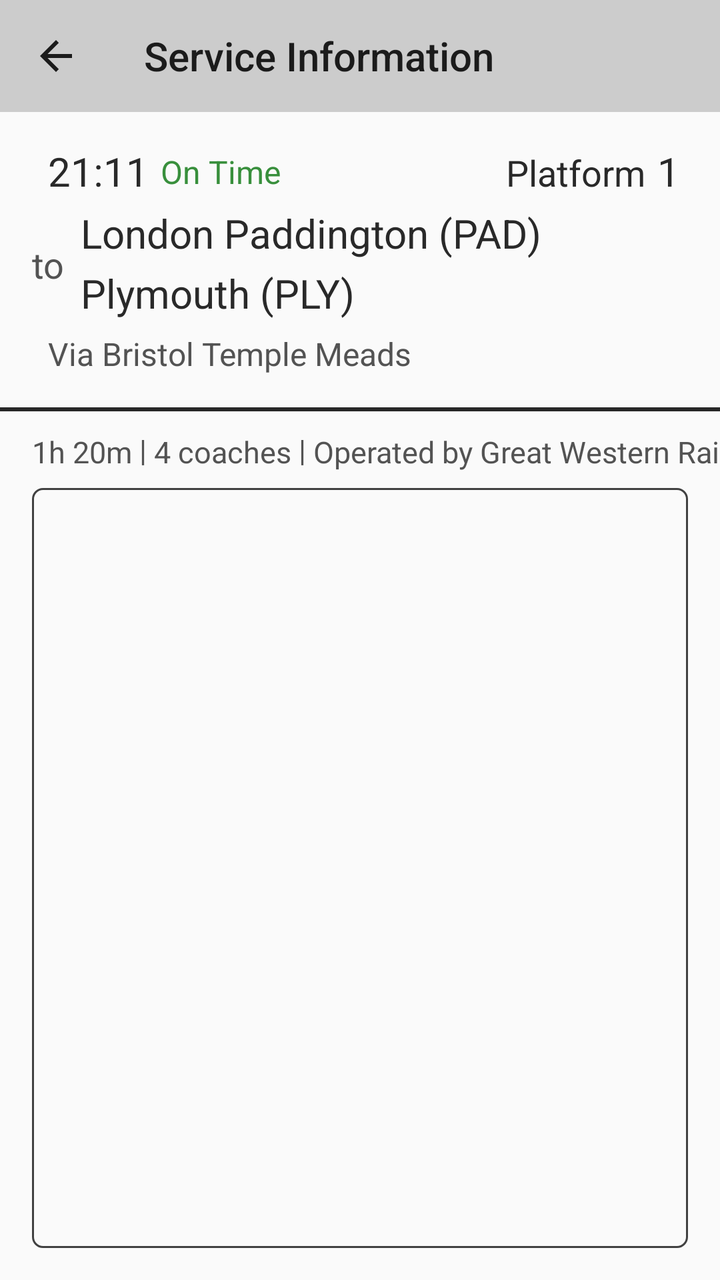
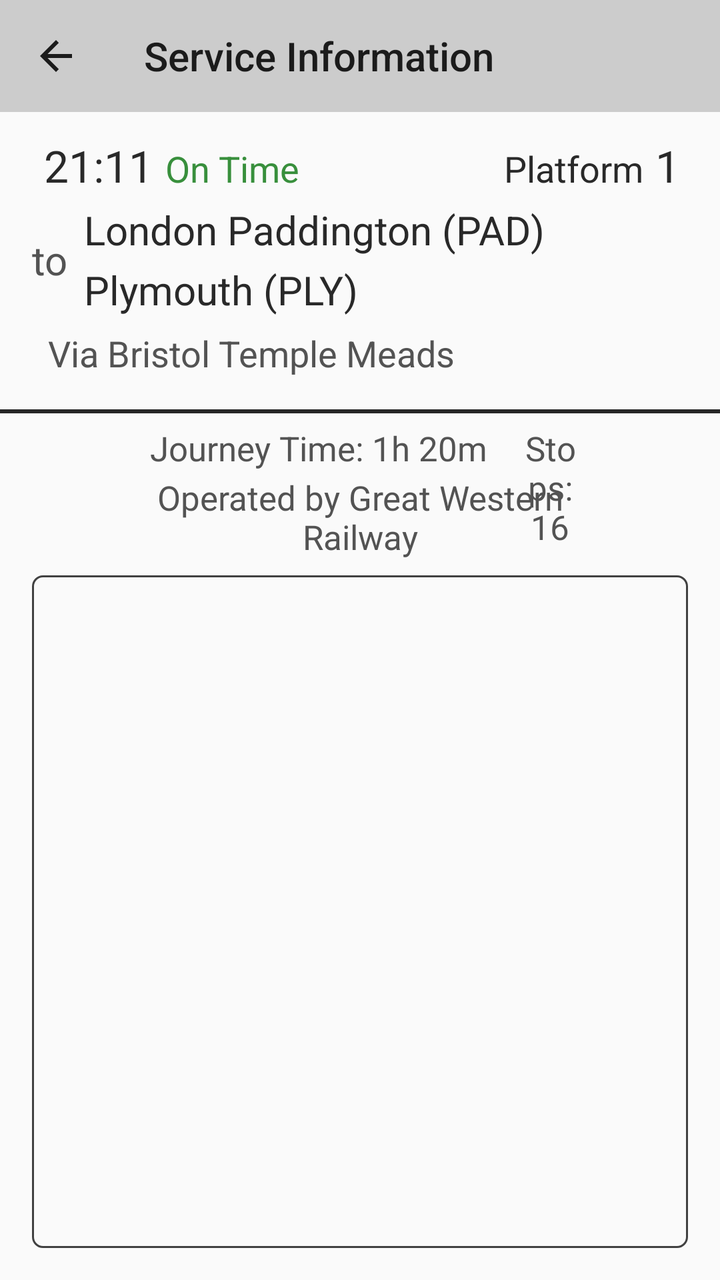

Compare the two renders of this Android layout. The source of the first and the diff that turns it into the second are given below.
<!-- AndroidManifest.xml: application theme Theme.AppCompat.Light.NoActionBar -->
<!-- res/layout/activity_service_info.xml -->
<?xml version="1.0" encoding="utf-8"?>
<androidx.constraintlayout.widget.ConstraintLayout xmlns:android="http://schemas.android.com/apk/res/android"
    xmlns:app="http://schemas.android.com/apk/res-auto"
    xmlns:tools="http://schemas.android.com/tools"
    android:id="@+id/service_layout"
    android:layout_width="match_parent"
    android:layout_height="match_parent">

    <androidx.appcompat.widget.Toolbar
        android:id="@+id/service_toolbar"
        android:layout_width="0dp"
        android:layout_height="wrap_content"
        android:background="#CCCCCC"
        android:minHeight="?attr/actionBarSize"
        android:theme="?attr/actionBarTheme"
        app:layout_constraintEnd_toEndOf="parent"
        app:layout_constraintStart_toStartOf="parent"
        app:layout_constraintTop_toTopOf="parent"
        app:navigationIcon="?attr/homeAsUpIndicator"
        app:title="Service Information" />

    <TextView
        android:id="@+id/service_departure"
        android:layout_width="wrap_content"
        android:layout_height="wrap_content"
        android:layout_marginStart="24dp"
        android:layout_marginTop="16dp"
        android:text="21:11"
        android:textAlignment="center"
        android:textColor="@color/main_text"
        android:textSize="20sp"
        app:layout_constraintStart_toStartOf="parent"
        app:layout_constraintTop_toBottomOf="@+id/service_toolbar" />

    <TextView
        android:id="@+id/service_status"
        android:layout_width="wrap_content"
        android:layout_height="wrap_content"
        android:layout_marginStart="6dp"
        android:layout_marginTop="19dp"
        android:text="On Time"
        android:textColor="@color/on_time"
        android:textSize="16sp"
        app:layout_constraintStart_toEndOf="@+id/service_departure"
        app:layout_constraintTop_toBottomOf="@+id/service_toolbar" />

    <TextView
        android:id="@+id/service_origin"
        android:layout_width="wrap_content"
        android:layout_height="wrap_content"
        android:layout_marginStart="8dp"
        android:layout_marginTop="4dp"
        android:text="London Paddington (PAD)"
        android:textColor="@color/main_text"
        android:textSize="20sp"
        app:layout_constraintStart_toEndOf="@+id/txt_to"
        app:layout_constraintTop_toBottomOf="@+id/service_departure" />

    <TextView
        android:id="@+id/txt_to"
        android:layout_width="wrap_content"
        android:layout_height="wrap_content"
        android:layout_marginStart="16dp"
        android:layout_marginTop="21dp"
        android:text="@string/to"
        android:textColor="@color/secondary_text"
        android:textSize="18sp"
        app:layout_constraintStart_toStartOf="parent"
        app:layout_constraintTop_toBottomOf="@+id/service_departure" />

    <TextView
        android:id="@+id/service_destination"
        android:layout_width="wrap_content"
        android:layout_height="wrap_content"
        android:layout_marginStart="8dp"
        android:layout_marginTop="3dp"
        android:text="Plymouth (PLY)"
        android:textColor="@color/main_text"
        android:textSize="20sp"
        app:layout_constraintStart_toEndOf="@+id/txt_to"
        app:layout_constraintTop_toBottomOf="@+id/service_origin" />

    <TextView
        android:id="@+id/service_platform"
        android:layout_width="wrap_content"
        android:layout_height="wrap_content"
        android:layout_marginTop="16dp"
        android:layout_marginEnd="20dp"
        android:text="1"
        android:textColor="@color/main_text"
        android:textSize="20sp"
        app:layout_constraintEnd_toEndOf="parent"
        app:layout_constraintTop_toBottomOf="@+id/service_toolbar" />

    <TextView
        android:id="@+id/txt_platform"
        android:layout_width="wrap_content"
        android:layout_height="wrap_content"
        android:layout_marginTop="18dp"
        android:layout_marginEnd="6dp"
        android:text="@string/platform"
        android:textColor="@color/main_text"
        android:textSize="18sp"
        app:layout_constraintEnd_toStartOf="@+id/service_platform"
        app:layout_constraintTop_toBottomOf="@+id/service_toolbar" />

    <TextView
        android:id="@+id/service_via"
        android:layout_width="wrap_content"
        android:layout_height="wrap_content"
        android:layout_marginStart="24dp"
        android:layout_marginTop="6dp"
        android:text="Via Bristol Temple Meads"
        android:textColor="@color/secondary_text"
        android:textSize="16sp"
        app:layout_constraintStart_toStartOf="parent"
        app:layout_constraintTop_toBottomOf="@+id/service_destination" />

    <androidx.constraintlayout.widget.ConstraintLayout
        android:id="@+id/innner_service_layout"
        android:layout_width="0dp"
        android:layout_height="0dp"
        android:layout_marginTop="16dp"
        android:background="@drawable/top_border"
        app:layout_constraintBottom_toBottomOf="parent"
        app:layout_constraintEnd_toEndOf="parent"
        app:layout_constraintStart_toStartOf="parent"
        app:layout_constraintTop_toBottomOf="@+id/service_via">

        <TextView
            android:id="@+id/txt_dash_1"
            android:layout_width="11dp"
            android:layout_height="20dp"
            android:layout_marginTop="11dp"
            android:text="@string/vertical_dash"
            android:textAlignment="center"
            android:textColor="@color/secondary_text"
            android:textSize="15sp"
            android:visibility="visible"
            app:layout_constraintStart_toEndOf="@+id/txt_subinfo_1"
            app:layout_constraintTop_toTopOf="parent" />

        <TextView
            android:id="@+id/txt_subinfo_1"
            android:layout_width="wrap_content"
            android:layout_height="wrap_content"
            android:layout_marginStart="16dp"
            android:layout_marginTop="12dp"
            android:text="1h 20m"
            android:textColor="@color/secondary_text"
            android:textSize="15sp"
            app:layout_constraintStart_toStartOf="parent"
            app:layout_constraintTop_toTopOf="parent" />

        <TextView
            android:id="@+id/txt_subinfo_2"
            android:layout_width="wrap_content"
            android:layout_height="wrap_content"
            android:layout_marginTop="12dp"
            android:text="4 coaches"
            android:textColor="@color/secondary_text"
            android:textSize="15sp"
            app:layout_constraintStart_toEndOf="@+id/txt_dash_1"
            app:layout_constraintTop_toTopOf="parent" />

        <TextView
            android:id="@+id/txt_subinfo_3"
            android:layout_width="wrap_content"
            android:layout_height="wrap_content"
            android:layout_marginTop="12dp"
            android:text="Operated by Great Western Railway"
            android:textColor="@color/secondary_text"
            android:textSize="15sp"
            app:layout_constraintStart_toEndOf="@+id/txt_dash_2"
            app:layout_constraintTop_toTopOf="parent" />

        <TextView
            android:id="@+id/txt_dash_2"
            android:layout_width="11dp"
            android:layout_height="20dp"
            android:layout_marginTop="11dp"
            android:text="@string/vertical_dash"
            android:textAlignment="center"
            android:textColor="@color/secondary_text"
            android:textSize="15sp"
            app:layout_constraintStart_toEndOf="@+id/txt_subinfo_2"
            app:layout_constraintTop_toTopOf="parent" />

        <androidx.recyclerview.widget.RecyclerView
            android:id="@+id/journey_progress_view"
            android:layout_width="0dp"
            android:layout_height="0dp"
            android:layout_marginStart="16dp"
            android:layout_marginTop="8dp"
            android:layout_marginEnd="16dp"
            android:layout_marginBottom="16dp"
            android:background="@drawable/outline"
            app:layout_constraintBottom_toBottomOf="parent"
            app:layout_constraintEnd_toEndOf="parent"
            app:layout_constraintStart_toStartOf="parent"
            app:layout_constraintTop_toBottomOf="@+id/txt_subinfo_1" />
    </androidx.constraintlayout.widget.ConstraintLayout>
</androidx.constraintlayout.widget.ConstraintLayout>
<!-- resources referenced by this layout -->
<resources>
  <color name="main_text">#FF292929</color>
  <color name="on_time">#388F3C</color>
  <color name="secondary_text">#535353</color>
  <!-- drawable outline (drawable) -->
  <shape xmlns:android="http://schemas.android.com/apk/res/android" android:shape="rectangle" >
      <solid android:color="@android:color/transparent" />
      <stroke android:width="1dip" android:color="#414141"/>
      <corners android:radius="5dp"/>
  </shape>
  <!-- drawable top_border (drawable) -->
  <?xml version="1.0" encoding="utf-8"?>
  <layer-list xmlns:android="http://schemas.android.com/apk/res/android">
      <item android:left="-2dp" android:right="-2dp"  android:top="0dp"
          android:bottom="-2dp">
          <shape android:shape="rectangle">
              <stroke android:width="2dp" android:color="#272727" />
          </shape>
      </item>
  </layer-list>
  <string name="platform">Platform</string>
  <string name="to">to</string>
  <string name="vertical_dash">|</string>
</resources>

<!-- the commit's change to res/layout/activity_service_info.xml (unified diff, before → after) -->
@@ -23,12 +23,12 @@
         android:id="@+id/service_departure"
         android:layout_width="wrap_content"
         android:layout_height="wrap_content"
-        android:layout_marginStart="24dp"
-        android:layout_marginTop="16dp"
+        android:layout_marginStart="22dp"
+        android:layout_marginTop="12dp"
         android:text="21:11"
         android:textAlignment="center"
         android:textColor="@color/main_text"
-        android:textSize="20sp"
+        android:textSize="22sp"
         app:layout_constraintStart_toStartOf="parent"
         app:layout_constraintTop_toBottomOf="@+id/service_toolbar" />
 
@@ -37,10 +37,10 @@
         android:layout_width="wrap_content"
         android:layout_height="wrap_content"
         android:layout_marginStart="6dp"
-        android:layout_marginTop="19dp"
+        android:layout_marginTop="16dp"
         android:text="On Time"
         android:textColor="@color/on_time"
-        android:textSize="16sp"
+        android:textSize="18sp"
         app:layout_constraintStart_toEndOf="@+id/service_departure"
         app:layout_constraintTop_toBottomOf="@+id/service_toolbar" />
 
@@ -61,10 +61,10 @@
         android:layout_width="wrap_content"
         android:layout_height="wrap_content"
         android:layout_marginStart="16dp"
-        android:layout_marginTop="21dp"
+        android:layout_marginTop="19dp"
         android:text="@string/to"
         android:textColor="@color/secondary_text"
-        android:textSize="18sp"
+        android:textSize="20sp"
         app:layout_constraintStart_toStartOf="parent"
         app:layout_constraintTop_toBottomOf="@+id/service_departure" />
 
@@ -84,11 +84,11 @@
         android:id="@+id/service_platform"
         android:layout_width="wrap_content"
         android:layout_height="wrap_content"
-        android:layout_marginTop="16dp"
+        android:layout_marginTop="12dp"
         android:layout_marginEnd="20dp"
         android:text="1"
         android:textColor="@color/main_text"
-        android:textSize="20sp"
+        android:textSize="22sp"
         app:layout_constraintEnd_toEndOf="parent"
         app:layout_constraintTop_toBottomOf="@+id/service_toolbar" />
 
@@ -96,7 +96,7 @@
         android:id="@+id/txt_platform"
         android:layout_width="wrap_content"
         android:layout_height="wrap_content"
-        android:layout_marginTop="18dp"
+        android:layout_marginTop="16dp"
         android:layout_marginEnd="6dp"
         android:text="@string/platform"
         android:textColor="@color/main_text"
@@ -112,7 +112,7 @@
         android:layout_marginTop="6dp"
         android:text="Via Bristol Temple Meads"
         android:textColor="@color/secondary_text"
-        android:textSize="16sp"
+        android:textSize="18sp"
         app:layout_constraintStart_toStartOf="parent"
         app:layout_constraintTop_toBottomOf="@+id/service_destination" />
 
@@ -128,63 +128,32 @@
         app:layout_constraintTop_toBottomOf="@+id/service_via">
 
         <TextView
-            android:id="@+id/txt_dash_1"
-            android:layout_width="11dp"
-            android:layout_height="20dp"
-            android:layout_marginTop="11dp"
-            android:text="@string/vertical_dash"
+            android:id="@+id/service_journey_time"
+            android:layout_width="190dp"
+            android:layout_height="wrap_content"
+            android:layout_marginStart="64dp"
+            android:layout_marginTop="8dp"
+            android:text="Journey Time: 1h 20m"
             android:textAlignment="center"
             android:textColor="@color/secondary_text"
-            android:textSize="15sp"
-            android:visibility="visible"
-            app:layout_constraintStart_toEndOf="@+id/txt_subinfo_1"
-            app:layout_constraintTop_toTopOf="parent" />
-
-        <TextView
-            android:id="@+id/txt_subinfo_1"
-            android:layout_width="wrap_content"
-            android:layout_height="wrap_content"
-            android:layout_marginStart="16dp"
-            android:layout_marginTop="12dp"
-            android:text="1h 20m"
-            android:textColor="@color/secondary_text"
-            android:textSize="15sp"
+            android:textSize="17sp"
             app:layout_constraintStart_toStartOf="parent"
             app:layout_constraintTop_toTopOf="parent" />
 
         <TextView
-            android:id="@+id/txt_subinfo_2"
-            android:layout_width="wrap_content"
+            android:id="@+id/service_operator"
+            android:layout_width="0dp"
             android:layout_height="wrap_content"
-            android:layout_marginTop="12dp"
-            android:text="4 coaches"
-            android:textColor="@color/secondary_text"
-            android:textSize="15sp"
-            app:layout_constraintStart_toEndOf="@+id/txt_dash_1"
-            app:layout_constraintTop_toTopOf="parent" />
-
-        <TextView
-            android:id="@+id/txt_subinfo_3"
-            android:layout_width="wrap_content"
-            android:layout_height="wrap_content"
-            android:layout_marginTop="12dp"
+            android:layout_marginStart="64dp"
+            android:layout_marginTop="2dp"
+            android:layout_marginEnd="64dp"
             android:text="Operated by Great Western Railway"
-            android:textColor="@color/secondary_text"
-            android:textSize="15sp"
-            app:layout_constraintStart_toEndOf="@+id/txt_dash_2"
-            app:layout_constraintTop_toTopOf="parent" />
-
-        <TextView
-            android:id="@+id/txt_dash_2"
-            android:layout_width="11dp"
-            android:layout_height="20dp"
-            android:layout_marginTop="11dp"
-            android:text="@string/vertical_dash"
             android:textAlignment="center"
             android:textColor="@color/secondary_text"
-            android:textSize="15sp"
-            app:layout_constraintStart_toEndOf="@+id/txt_subinfo_2"
-            app:layout_constraintTop_toTopOf="parent" />
+            android:textSize="17sp"
+            app:layout_constraintEnd_toEndOf="parent"
+            app:layout_constraintStart_toStartOf="parent"
+            app:layout_constraintTop_toBottomOf="@+id/service_journey_time" />
 
         <androidx.recyclerview.widget.RecyclerView
             android:id="@+id/journey_progress_view"
@@ -198,6 +167,20 @@
             app:layout_constraintBottom_toBottomOf="parent"
             app:layout_constraintEnd_toEndOf="parent"
             app:layout_constraintStart_toStartOf="parent"
-            app:layout_constraintTop_toBottomOf="@+id/txt_subinfo_1" />
+            app:layout_constraintTop_toBottomOf="@+id/service_operator" />
+
+        <TextView
+            android:id="@+id/service_stops"
+            android:layout_width="0dp"
+            android:layout_height="wrap_content"
+            android:layout_marginTop="8dp"
+            android:layout_marginEnd="64dp"
+            android:text="Stops: 16"
+            android:textAlignment="center"
+            android:textColor="@color/secondary_text"
+            android:textSize="17sp"
+            app:layout_constraintEnd_toEndOf="parent"
+            app:layout_constraintStart_toEndOf="@+id/service_journey_time"
+            app:layout_constraintTop_toTopOf="parent" />
     </androidx.constraintlayout.widget.ConstraintLayout>
 </androidx.constraintlayout.widget.ConstraintLayout>
<!-- resource entries referenced after the edit -->
@@ -21,6 +21,5 @@
   </layer-list>
   <string name="platform">Platform</string>
   <string name="to">to</string>
-  <string name="vertical_dash">|</string>
 </resources>
 
